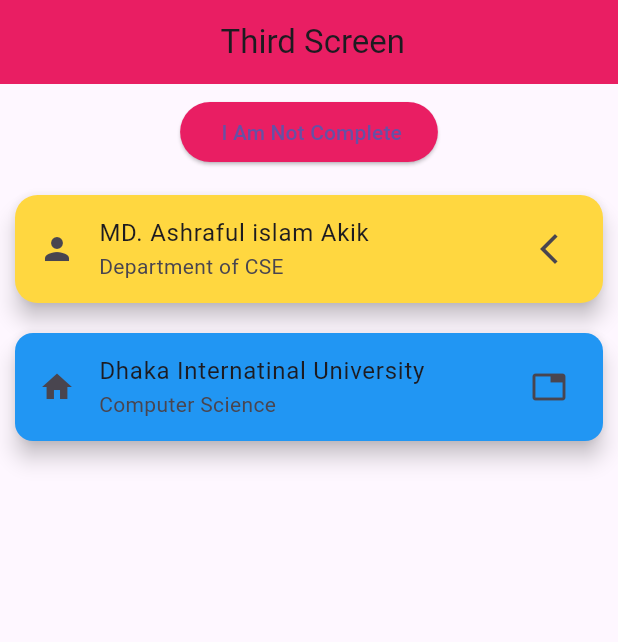
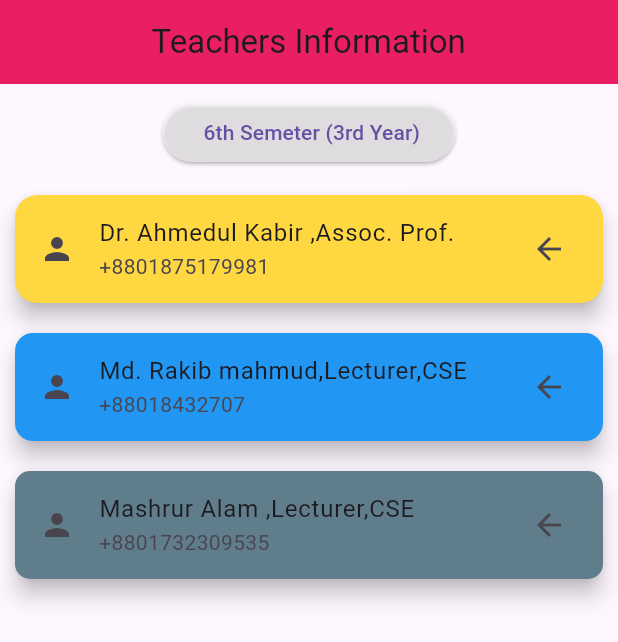
Before and after one commit to ashrafulislamakik/Flutter_Widgets_Module_5, a Flutter app: the thirdScreen screen opened directly, on a phone screen of 412 x 824 dp. Shown: the top 642 px of the screen. Run offline on Flutter 3.47's test engine with Material 3 defaults, Android fonts, the phone set to English and light mode, and no system bars; network calls fail.

Commit message:
Update main.dart

```diff
--- a/lib/main.dart
+++ b/lib/main.dart
@@ -17,11 +17,11 @@ class MyApp extends StatelessWidget {
       theme: ThemeData(
         brightness: Brightness.light,
         textTheme: TextTheme(
-          bodyLarge: TextStyle(color: Colors.blue)
+          bodyLarge: TextStyle(color: Colors.green)
         ),
         elevatedButtonTheme: ElevatedButtonThemeData(
           style: ElevatedButton.styleFrom(
-            backgroundColor: Colors.pink
+            backgroundColor: Colors.white54
           )
         )
       ),
@@ -163,7 +163,7 @@ class thirdScreen extends StatelessWidget {
         backgroundColor: Colors.pink,
         title: Align(
           alignment: Alignment.center,
-          child: Text(" Third Screen")),
+          child: Text(" Teachers Information ")),
       ),
 
       body: Center(
@@ -171,7 +171,7 @@ class thirdScreen extends StatelessWidget {
           children: [
             Padding(
               padding: const EdgeInsets.all(8.0),
-              child: ElevatedButton(onPressed: (){}, child: Text(" I Am Not Complete")),
+              child: ElevatedButton(onPressed: (){}, child: Text(" 6th Semeter (3rd Year)")),
             ),
 
             Card(
@@ -184,9 +184,9 @@ class thirdScreen extends StatelessWidget {
 
               child: ListTile(
                 leading: Icon(Icons.person),
-                trailing: Icon(Icons.arrow_back_ios_new),
-                title: Text("MD. Ashraful islam Akik"),
-                subtitle: Text("Department of CSE"),
+                trailing: Icon(Icons.arrow_back),
+                title: Text("Dr. Ahmedul Kabir ,Assoc. Prof."),
+                subtitle: Text("+8801875179981"),
               ),
             ),
 
@@ -200,11 +200,30 @@ class thirdScreen extends StatelessWidget {
               ),
 
               child: ListTile(
-                leading: Icon(Icons.home),
-                trailing: Icon(Icons.tab),
-                title: Text("Dhaka Internatinal University"),
-                subtitle: Text("Computer Science "),
+                leading: Icon(Icons.person),
+                trailing: Icon(Icons.arrow_back),
+                title: Text("Md. Rakib mahmud,Lecturer,CSE"),
+                subtitle: Text("+88018432707"),
               ),
+            ),
+
+            Card(
+
+              elevation: 6,
+              color: Colors.blueGrey,
+              margin: EdgeInsets.all(10),
+              shape: RoundedRectangleBorder(
+                borderRadius: BorderRadius.circular(10)
+              ),
+
+              child: ListTile(
+                leading: Icon(Icons.person),
+                trailing: Icon(Icons.arrow_back),
+                title: Text("Mashrur Alam ,Lecturer,CSE"),
+                subtitle: Text("+8801732309535"),
+
+              ),
+
             )
           ],
         ),
```
